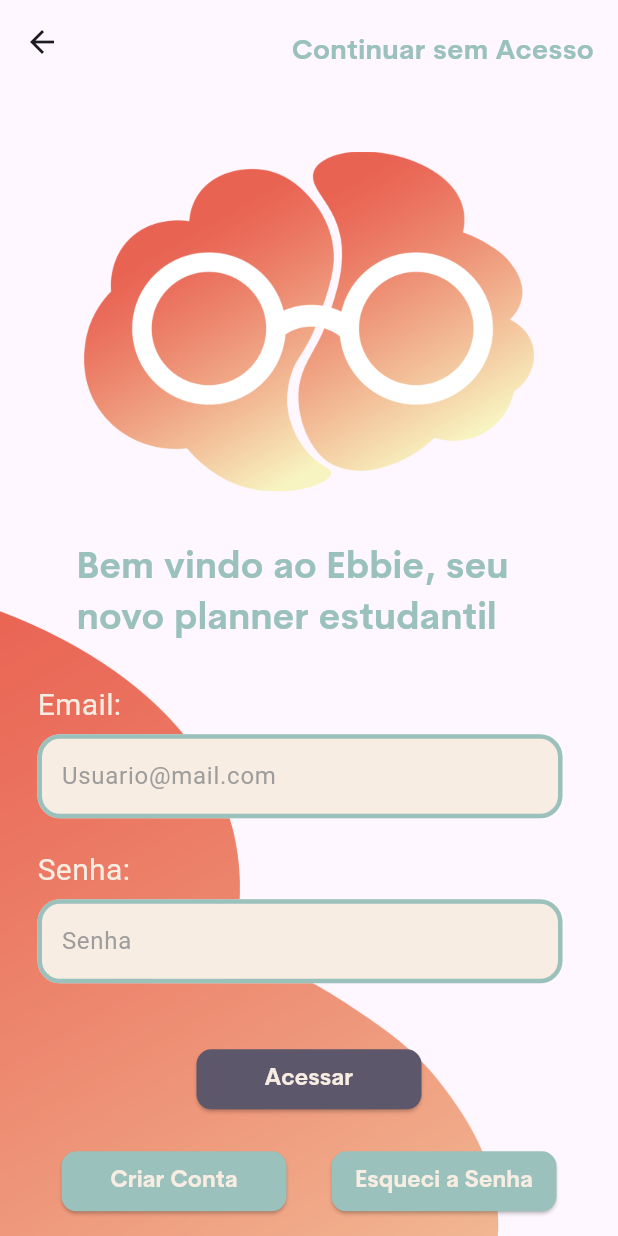
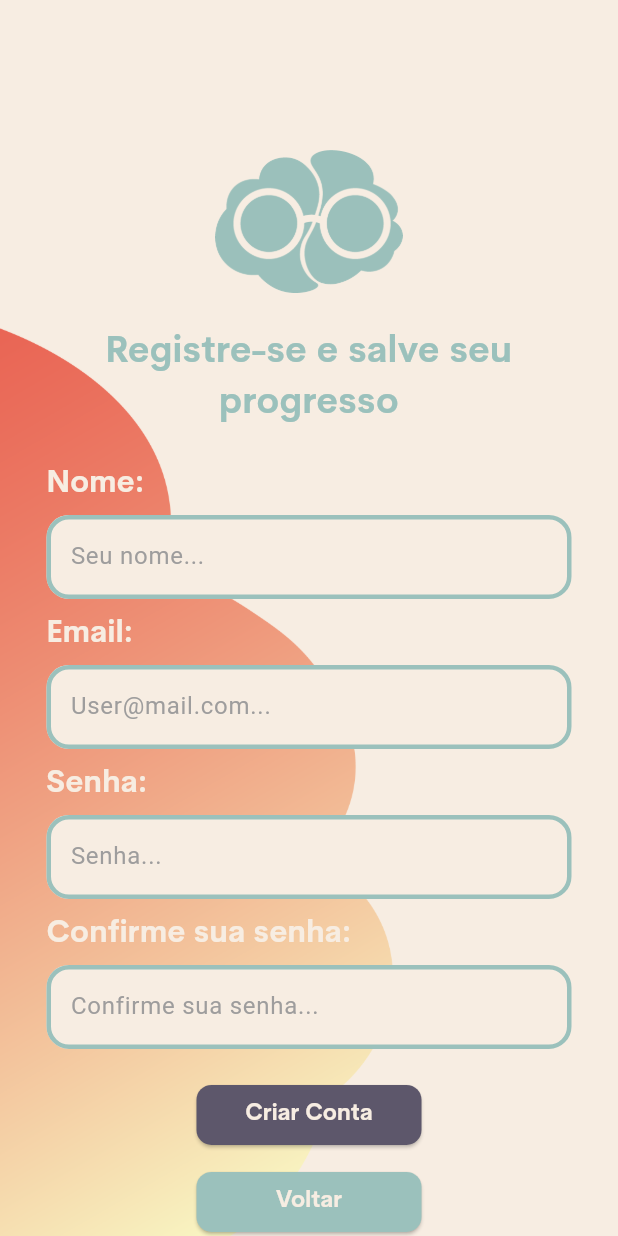
Before and after one commit to BexTheFrog/Ebbie, a Flutter app: the IntroPage screen opened directly, after a tap on "Criar Conta", on a phone screen of 412 x 824 dp. Run offline on Flutter 3.47's test engine with Material 3 defaults, Android fonts, the light colour scheme and no system bars; our stand-ins replace curved_navigation_bar, flutter_speed_dial; Roboto replaces fonts that are missing (Cerebri Sans).

Commit message:
Tela de cadastro

```diff
--- a/lib/app.dart
+++ b/lib/app.dart
@@ -1,10 +1,10 @@
+import 'package:ebbie/pages/intro_page.dart';
+import 'package:ebbie/pages/revision_page.dart';
+import 'package:ebbie/pages/signin_page.dart';
 import 'package:flutter/material.dart';
 import 'package:ebbie/pages/homepage.dart';
-import 'package:ebbie/pages/intro_page.dart';
 import 'package:ebbie/pages/pomodoro_page.dart';
 import 'package:ebbie/pages/profile_page.dart';
-import 'package:ebbie/pages/profile_page.dart';
-import 'package:ebbie/pages/revision_page.dart';
 import 'widgets/bottom_nav.dart';
 
 class Ebbie extends StatelessWidget {
@@ -14,8 +14,8 @@
   Widget build(BuildContext context) {
     return MaterialApp(
       debugShowCheckedModeBanner: false,
-      title: 'Flutter Demo',
-      home: const MyHomePage(),
+      title: 'Ebbie',
+      home: IntroPage(),
     );
   }
 }
--- a/lib/pages/homepage.dart
+++ b/lib/pages/homepage.dart
@@ -8,38 +8,12 @@
 }
 
 class _MyHomePageState extends State<MyHomePage> {
-  int _counter = 0;
-
-  void _incrementCounter() {
-    setState(() {
-      _counter++;
-    });
-  }
-
   @override
   Widget build(BuildContext context) {
-
     return Scaffold(
       appBar: AppBar(
         backgroundColor: Theme.of(context).colorScheme.inversePrimary,
       ),
-      body: Center(
-        child: Column(
-          mainAxisAlignment: MainAxisAlignment.center,
-          children: <Widget>[
-            const Text('You have pushed the button this many times:'),
-            Text(
-              '$_counter',
-              style: Theme.of(context).textTheme.headlineMedium,
-            ),
-          ],
-        ),
-      ),
-      floatingActionButton: FloatingActionButton(
-        onPressed: _incrementCounter,
-        tooltip: 'Increment',
-        child: const Icon(Icons.add),
-      ),
     );
   }
 }
--- a/lib/pages/intro_page.dart
+++ b/lib/pages/intro_page.dart
@@ -1,10 +1,10 @@
 import 'package:ebbie/config/app_colors.dart';
-import 'package:ebbie/pages/homepage.dart';
+import 'package:ebbie/pages/signin_page.dart';
+import 'package:ebbie/widgets/bottom_nav.dart';
 import 'package:ebbie/widgets/module_intropage/custom_btn.dart';
 import 'package:flutter/material.dart';
 import '../widgets/module_intropage/custom_form_field.dart';
 import '../widgets/module_intropage/custom_form_label.dart';
-
 
 class IntroPage extends StatefulWidget {
   const IntroPage({super.key});
@@ -13,19 +13,20 @@
   State<IntroPage> createState() => _IntroPageState();
 }
 
-
 class _IntroPageState extends State<IntroPage> {
   @override
   Widget build(BuildContext context) {
     return Scaffold(
+      backgroundColor: AppColors.pastelBeige,
       appBar: AppBar(
+        backgroundColor: AppColors.pastelBeige,
         title: Text(''),
         actions: [
           GestureDetector(
             onTap: () {
               Navigator.push(
                 context,
-                MaterialPageRoute(builder: (context) => MyHomePage()),
+                MaterialPageRoute(builder: (context) => BottomNav()),
               );
             },
             child: Padding(
@@ -42,40 +43,46 @@
           ),
         ],
       ),
-       body:
-       Stack(
+      body: Stack(
         children: [
-
           Positioned(
             top: 325,
             right: 45,
             width: 700,
-          child: Image.asset(
-            'assets/images/pedaco.png',
-            fit: BoxFit.cover,
-          ),
+            child: Image.asset('assets/images/pedaco.png', fit: BoxFit.cover),
           ),
 
           Column(
             children: [
-
               SizedBox(height: 45),
 
               Center(
-              child: Image.asset('assets/images/logo_gradient.png', width: 300,)
+                child: Image.asset(
+                  'assets/images/logo_gradient.png',
+                  width: 300,
+                ),
               ),
 
               SizedBox(height: 35),
 
               Container(
-              padding: EdgeInsets.only(left:10, top:0, right: 10, bottom: 0),
+                padding: EdgeInsets.only(
+                  left: 10,
+                  top: 0,
+                  right: 10,
+                  bottom: 0,
+                ),
                 alignment: Alignment.topCenter,
                 width: 330,
-              child: Text("Bem vindo ao Ebbie, seu novo planner estudantil",
+                child: Text(
+                  "Bem vindo ao Ebbie, seu novo planner estudantil",
                   style: TextStyle(
                     fontFamily: 'CerebriSansPro',
                     fontSize: 24,
-                color: AppColors.tealBlue ),)),
+                    color: AppColors.tealBlue,
+                  ),
+                ),
+              ),
 
               SizedBox(height: 25),
 
@@ -89,14 +96,23 @@
                         children: [
                           LabelsForm(title: 'Email:'),
                           SizedBox(height: 5),
-                      CustomFormField(hintText: 'Usuario@mail.com', state: false,),
-                      SizedBox(height: 20,),
+                          CustomFormField(
+                            hintText: 'Usuario@mail.com',
+                            state: false,
+                          ),
+                          SizedBox(height: 20),
                           LabelsForm(title: 'Senha:'),
                           SizedBox(height: 5),
-                      CustomFormField(hintText: 'Senha', state: true,),
-                      SizedBox(height: 40,),
-                      Center(child: BtnForm(title: 'Acessar', cor: AppColors.darkSlate,)),
-                      SizedBox(height: 15,),
+                          CustomFormField(hintText: 'Senha', state: true),
+                          SizedBox(height: 40),
+                          Center(
+                            child: BtnForm(
+                              title: 'Acessar',
+                              cor: AppColors.darkSlate,
+                              method: () {},
+                            ),
+                          ),
+                          SizedBox(height: 15),
                         ],
                       ),
                     ),
@@ -104,17 +120,33 @@
                     Row(
                       mainAxisAlignment: MainAxisAlignment.center,
                       children: [
-                    BtnForm(title: 'Criar Conta', cor: AppColors.tealBlue,),
-                    SizedBox(width: 30,),
-                    BtnForm(title: 'Esqueci a Senha', cor: AppColors.tealBlue,),
+                        BtnForm(
+                          title: 'Criar Conta',
+                          cor: AppColors.tealBlue,
+                          method: () {
+                            Navigator.push(
+                              context,
+                              MaterialPageRoute(
+                                builder: (context) => SigninPage(),
+                              ),
+                            );
+                          },
+                        ),
+                        SizedBox(width: 30),
+                        BtnForm(
+                          title: 'Esqueci a Senha',
+                          cor: AppColors.tealBlue,
+                          method: () {},
+                        ),
                       ],
-                )
+                    ),
                   ],
-            )),
+                ),
+              ),
             ],
-        )
+          ),
         ],
-      )
+      ),
     );
   }
 }
--- /dev/null
+++ b/lib/pages/signin_page.dart
@@ -0,0 +1,147 @@
+import 'package:ebbie/config/app_colors.dart';
+import 'package:ebbie/pages/homepage.dart';
+import 'package:ebbie/pages/intro_page.dart';
+import 'package:ebbie/widgets/module_intropage/custom_btn.dart';
+import 'package:ebbie/widgets/module_intropage/custom_form_field.dart';
+import 'package:ebbie/widgets/module_intropage/custom_form_label.dart';
+import 'package:flutter/material.dart';
+
+class SigninPage extends StatefulWidget {
+  const SigninPage({super.key});
+
+  @override
+  State<SigninPage> createState() => _SigninPageState();
+}
+
+class _SigninPageState extends State<SigninPage> {
+  @override
+  Widget build(BuildContext context) {
+    return Scaffold(
+      backgroundColor: AppColors.pastelBeige,
+      body: ListView(
+        children: [
+          Stack(
+            children: [
+              Positioned(
+                top: 200,
+                right: 150,
+                width: 500,
+                child: Image.asset(
+                  'assets/images/pedaco.png',
+                  fit: BoxFit.cover,
+                ),
+              ),
+
+              Column(
+                children: [
+                  SizedBox(height: 100),
+
+                  Center(
+                    child: Image.asset(
+                      'assets/images/logo_azul.png',
+                      width: 125,
+                    ),
+                  ),
+
+                  SizedBox(height: 15),
+
+                  Container(
+                    padding: EdgeInsets.only(
+                      left: 10,
+                      top: 0,
+                      right: 10,
+                      bottom: 0,
+                    ),
+                    alignment: Alignment.topCenter,
+                    width: 330,
+                    child: Padding(
+                      padding: const EdgeInsets.all(8),
+                      child: Text(
+                        "Registre-se e salve seu progresso",
+                        textAlign: TextAlign.center,
+                        style: TextStyle(
+                          fontFamily: 'CerebriSansPro',
+                          fontSize: 24,
+                          color: AppColors.tealBlue,
+                        ),
+                      ),
+                    ),
+                  ),
+
+                  SizedBox(height: 15),
+
+                  Form(
+                    child: Column(
+                      children: [
+                        Padding(
+                          padding: const EdgeInsets.fromLTRB(25, 0, 25, 5),
+                          child: Column(
+                            crossAxisAlignment: CrossAxisAlignment.start,
+                            children: [
+                              LabelsForm(title: 'Nome:'),
+                              SizedBox(height: 5),
+                              CustomFormField(
+                                hintText: 'Seu nome...',
+                                state: false,
+                              ),
+                              SizedBox(height: 10),
+                              LabelsForm(title: 'Email:'),
+                              SizedBox(height: 5),
+                              CustomFormField(
+                                hintText: 'User@mail.com...',
+                                state: false,
+                              ),
+                              SizedBox(height: 10),
+                              LabelsForm(title: 'Senha:'),
+                              SizedBox(height: 5),
+                              CustomFormField(
+                                hintText: 'Senha...',
+                                state: true,
+                              ),
+                              SizedBox(height: 10),
+                              LabelsForm(title: 'Confirme sua senha:'),
+                              SizedBox(height: 5),
+                              CustomFormField(
+                                hintText: 'Confirme sua senha...',
+                                state: true,
+                              ),
+                              SizedBox(height: 15),
+                            ],
+                          ),
+                        ),
+
+                        Column(
+                          mainAxisAlignment: MainAxisAlignment.center,
+                          children: [
+                            BtnForm(
+                              title: 'Criar Conta',
+                              cor: AppColors.darkSlate,
+                              method: () {},
+                            ),
+                            SizedBox(height: 10),
+                            BtnForm(
+                              title: 'Voltar',
+                              cor: AppColors.tealBlue,
+                              method: () {
+                                Navigator.push(
+                                  context,
+                                  MaterialPageRoute(
+                                    builder: (context) => IntroPage(),
+                                  ),
+                                );
+                              },
+                            ),
+                          ],
+                        ),
+                      ],
+                    ),
+                  ),
+                ],
+              ),
+            ],
+          ),
+        ],
+      ),
+    );
+  }
+}
--- a/lib/widgets/bottom_nav.dart
+++ b/lib/widgets/bottom_nav.dart
@@ -19,12 +19,24 @@
   final isDialOpen = ValueNotifier(false);
 
   // Defina as cores que você deseja usar aqui
-  final Color navBarColor = const Color(0xFF5D576B); // Cor da barra de navegação
-  final Color navBarIconsColor = const Color(0xFFF4F1BB); // Cor dos ícones da barra
-  final Color fabBackgroundColor = const Color(0xFF5D576B); // Cor do botão flutuante principal
-  final Color fabIconsColor = const Color(0xFFF4F1BB); // Cor do ícone do botão flutuante principal
-  final Color fabChildrenBackground = const Color(0xFF9BC1BC); // Cor dos botões filhos
-  final Color fabChildrenIconsColor = const Color(0xFFF4F1BB); // Cor dos ícones dos botões filhos
+  final Color navBarColor = const Color(
+    0xFF5D576B,
+  ); // Cor da barra de navegação
+  final Color navBarIconsColor = const Color(
+    0xFFF4F1BB,
+  ); // Cor dos ícones da barra
+  final Color fabBackgroundColor = const Color(
+    0xFF5D576B,
+  ); // Cor do botão flutuante principal
+  final Color fabIconsColor = const Color(
+    0xFFF4F1BB,
+  ); // Cor do ícone do botão flutuante principal
+  final Color fabChildrenBackground = const Color(
+    0xFF9BC1BC,
+  ); // Cor dos botões filhos
+  final Color fabChildrenIconsColor = const Color(
+    0xFFF4F1BB,
+  ); // Cor dos ícones dos botões filhos
 
   final items = <Widget>[
     const Icon(Icons.home_filled, size: 30),
@@ -42,7 +54,7 @@
       ),
     ),
     PomodoroPage(),
-    Placeholder(),
+    ProfilePage(),
   ];
 
   @override
@@ -57,11 +69,13 @@
             backgroundColor: Colors.white,
             body: screens[index],
             bottomNavigationBar: Theme(
-              data: Theme.of(context).copyWith(
-                iconTheme: IconThemeData(color: navBarIconsColor),
-              ),
+              data: Theme.of(
+                context,
+              ).copyWith(iconTheme: IconThemeData(color: navBarIconsColor)),
               child: CurvedNavigationBar(
-                buttonBackgroundColor: const Color(0xFF5D576B), // Cor de fundo do botão ativo
+                buttonBackgroundColor: const Color(
+                  0xFF5D576B,
+                ), // Cor de fundo do botão ativo
                 color: navBarColor, // Cor da barra de navegação
                 backgroundColor: Colors.transparent,
                 animationDuration: const Duration(milliseconds: 500),
@@ -79,8 +93,11 @@
               child: SpeedDial(
                 icon: Icons.add,
                 activeIcon: Icons.close,
-                backgroundColor: fabBackgroundColor, // Cor de fundo do botão principal
-                iconTheme: IconThemeData(color: fabIconsColor), // Cor do ícone do botão principal
+                backgroundColor:
+                    fabBackgroundColor, // Cor de fundo do botão principal
+                iconTheme: IconThemeData(
+                  color: fabIconsColor,
+                ), // Cor do ícone do botão principal
                 overlayColor: const Color.fromARGB(255, 255, 255, 255),
                 overlayOpacity: 0.5,
                 spacing: 10,
--- a/lib/widgets/module_intropage/custom_btn.dart
+++ b/lib/widgets/module_intropage/custom_btn.dart
@@ -4,11 +4,13 @@
 class BtnForm extends StatelessWidget {
   final String title;
   final Color cor;
+  final Function method;
 
   const BtnForm({
     super.key,
     required this.title,
     required this.cor,
+    required this.method,
   });
 
   @override
@@ -22,20 +24,15 @@
           const EdgeInsets.symmetric(horizontal: 5, vertical: 5),
         ),
         shape: WidgetStateProperty.all(
-          RoundedRectangleBorder(
-            borderRadius: BorderRadius.circular(10),
-          ),
+          RoundedRectangleBorder(borderRadius: BorderRadius.circular(10)),
         ),
       ),
       onPressed: () {
-
+        method();
       },
       child: Text(
         title,
-        style: const TextStyle(
-          fontFamily: 'CerebriSansPro',
-          fontSize: 15,
-        ),
+        style: const TextStyle(fontFamily: 'CerebriSansPro', fontSize: 15),
       ),
     );
   }
--- a/lib/widgets/module_intropage/custom_form_label.dart
+++ b/lib/widgets/module_intropage/custom_form_label.dart
@@ -4,20 +4,17 @@
 class LabelsForm extends StatelessWidget {
   final String title;
 
-  const LabelsForm({
-    super.key,
-    required this.title,
-  });
+  const LabelsForm({super.key, required this.title});
 
   @override
   Widget build(BuildContext context) {
     return Text(
       title,
       style: const TextStyle(
-        fontFamily: 'Cerebri Sans',
+        fontFamily: 'CerebriSansPro',
         fontSize: 20,
         color: AppColors.pastelBeige,
-         // sua cor definida no app_colors.dart
+        // sua cor definida no app_colors.dart
       ),
     );
   }
--- a/pubspec.yaml
+++ b/pubspec.yaml
@@ -28,7 +28,7 @@
 
   assets:
     - assets/images/
-    - assets/images/logo.png
+
 
   fonts:
     - family: CerebriSansPro
```
Also changed, not shown: assets/images/logo_azul.png (added). Lines whose indentation alone changed are shown as unchanged.
